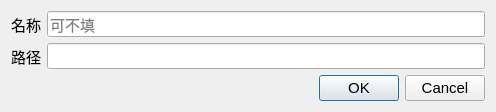
Before: the Qt Designer form forms/add_sharing.ui in louietan/QSoftAP, drawn with Qt 5.
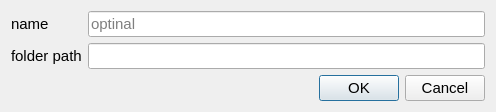
After: the same form once the commit is applied.

Diff of the .ui file:
```diff
--- a/forms/add_sharing.ui
+++ b/forms/add_sharing.ui
@@ -24,14 +24,14 @@
      <item row="0" column="0">
       <widget class="QLabel" name="label">
        <property name="text">
-        <string>名称</string>
+        <string>name</string>
        </property>
       </widget>
      </item>
      <item row="0" column="1">
       <widget class="QLineEdit" name="txtName">
        <property name="placeholderText">
-        <string>可不填</string>
+        <string>optinal</string>
        </property>
        <property name="clearButtonEnabled">
         <bool>true</bool>
@@ -41,7 +41,7 @@
      <item row="1" column="0">
       <widget class="QLabel" name="label_2">
        <property name="text">
-        <string>路径</string>
+        <string>folder path</string>
        </property>
       </widget>
      </item>
```
Left out of the diff: 2 changed lines with no effect on the pictures.
